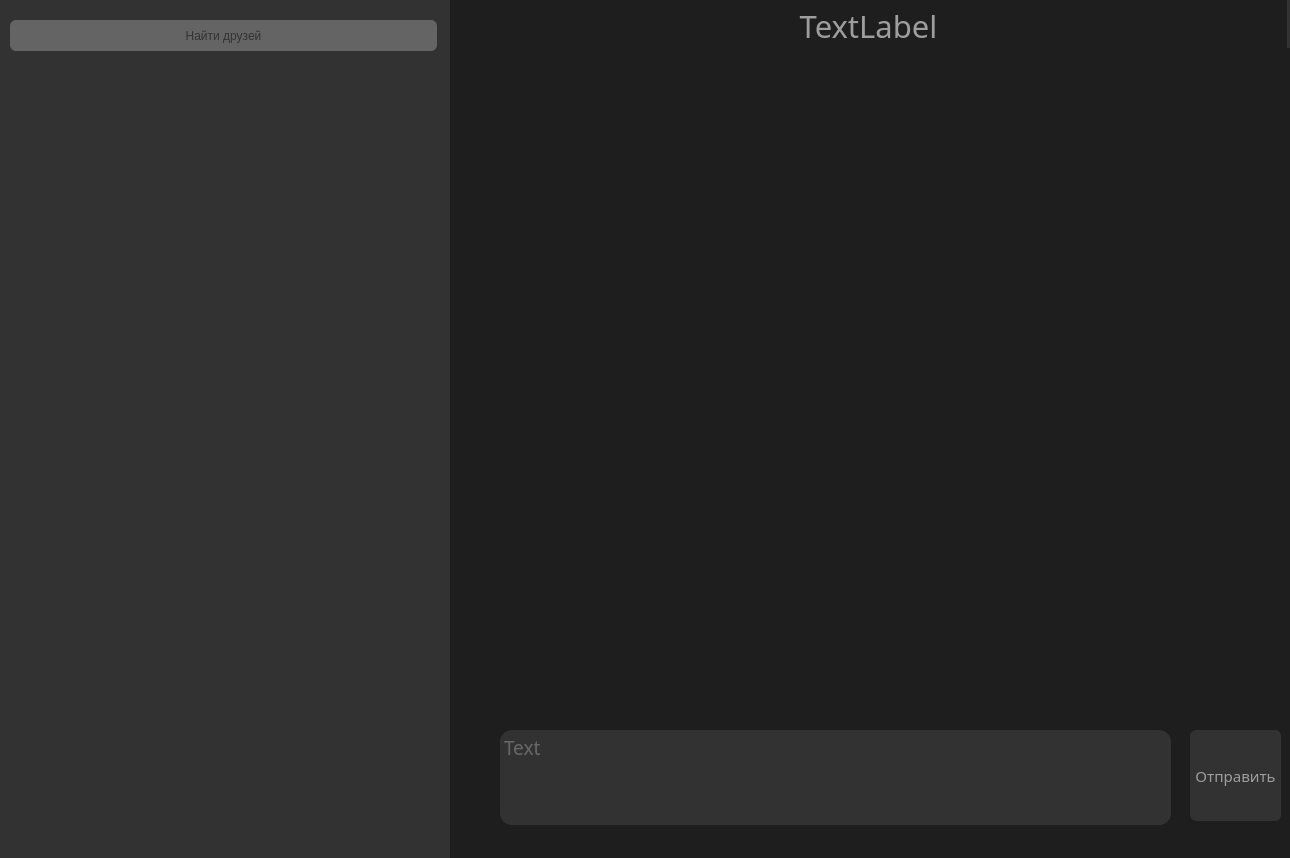
The window that ui/The_Messenger_V0.9.1.ui (NIKITA-76/messenger_on_python) describes before a commit, drawn with Qt 5.
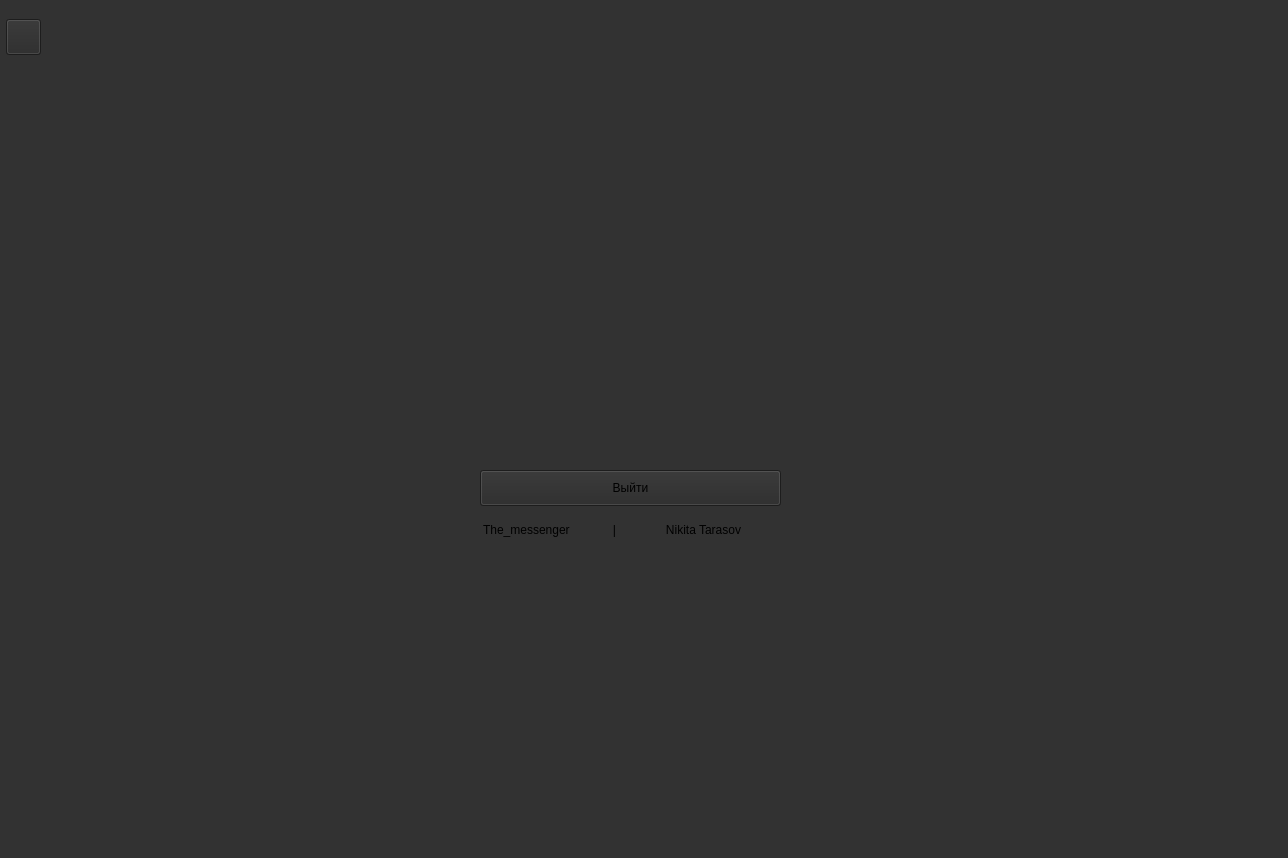
The same window after the commit. Icons and pictures are not drawn.

Commit message: Add button for back to chat from

```diff
--- a/ui/The_Messenger_V0.9.1.ui
+++ b/ui/The_Messenger_V0.9.1.ui
@@ -6,7 +6,7 @@
    <rect>
     <x>0</x>
     <y>0</y>
-    <width>1290</width>
+    <width>1288</width>
     <height>858</height>
    </rect>
   </property>
@@ -482,7 +482,7 @@
      <number>0</number>
     </property>
     <property name="currentIndex">
-     <number>2</number>
+     <number>3</number>
     </property>
     <widget class="QWidget" name="page_sign">
      <widget class="QLabel" name="label_2">
@@ -844,7 +844,7 @@
       </property>
       <property name="font">
        <font>
-        <pointsize>12</pointsize>
+        <pointsize>14</pointsize>
        </font>
       </property>
       <property name="styleSheet">
@@ -858,13 +858,23 @@
       <property name="currentRow">
        <number>-1</number>
       </property>
+      <item>
+       <property name="text">
+        <string>New Item</string>
+       </property>
+      </item>
+      <item>
+       <property name="text">
+        <string>New Item</string>
+       </property>
+      </item>
      </widget>
      <widget class="QLabel" name="listWidget_title">
       <property name="geometry">
        <rect>
         <x>450</x>
         <y>0</y>
-        <width>837</width>
+        <width>841</width>
         <height>51</height>
        </rect>
       </property>
@@ -917,9 +927,9 @@
      <widget class="QPushButton" name="pushButton_menu">
       <property name="geometry">
        <rect>
-        <x>10</x>
+        <x>44</x>
         <y>20</y>
-        <width>427</width>
+        <width>391</width>
         <height>31</height>
        </rect>
       </property>
@@ -959,7 +969,7 @@
       </property>
       <property name="font">
        <font>
-        <family>Candara</family>
+        <family>Cantarell</family>
         <pointsize>14</pointsize>
         <weight>50</weight>
         <italic>false</italic>
@@ -993,7 +1003,7 @@
        <string>&lt;!DOCTYPE HTML PUBLIC &quot;-//W3C//DTD HTML 4.0//EN&quot; &quot;http://www.w3.org/TR/REC-html40/strict.dtd&quot;&gt;
 &lt;html&gt;&lt;head&gt;&lt;meta name=&quot;qrichtext&quot; content=&quot;1&quot; /&gt;&lt;style type=&quot;text/css&quot;&gt;
 p, li { white-space: pre-wrap; }
-&lt;/style&gt;&lt;/head&gt;&lt;body style=&quot; font-family:'Candara'; font-size:14pt; font-weight:400; font-style:normal;&quot;&gt;
+&lt;/style&gt;&lt;/head&gt;&lt;body style=&quot; font-family:'Cantarell'; font-size:14pt; font-weight:400; font-style:normal;&quot;&gt;
 &lt;p style=&quot;-qt-paragraph-type:empty; margin-top:0px; margin-bottom:0px; margin-left:0px; margin-right:0px; -qt-block-indent:0; text-indent:0px;&quot;&gt;&lt;br /&gt;&lt;/p&gt;&lt;/body&gt;&lt;/html&gt;</string>
       </property>
       <property name="overwriteMode">
@@ -1068,6 +1078,61 @@
      <zorder>pushButton_menu</zorder>
      <zorder>textEdit_room</zorder>
      <zorder>pushButton_room</zorder>
+     <zorder>pushButton</zorder>
+    </widget>
+    <widget class="QWidget" name="page">
+     <widget class="QPushButton" name="pushButton_quit">
+      <property name="geometry">
+       <rect>
+        <x>480</x>
+        <y>470</y>
+        <width>301</width>
+        <height>36</height>
+       </rect>
+      </property>
+      <property name="styleSheet">
+       <string notr="true">background-color: rgb(41, 41, 41);</string>
+      </property>
+      <property name="text">
+       <string>Выйти</string>
+      </property>
+     </widget>
+     <widget class="QLabel" name="label_3">
+      <property name="geometry">
+       <rect>
+        <x>483</x>
+        <y>520</y>
+        <width>451</width>
+        <height>20</height>
+       </rect>
+      </property>
+      <property name="text">
+       <string>The_messenger             |               Nikita Tarasov</string>
+      </property>
+      <property name="alignment">
+       <set>Qt::AlignLeading|Qt::AlignLeft|Qt::AlignVCenter</set>
+      </property>
+     </widget>
+     <widget class="QPushButton" name="pushButton_back_tomain">
+      <property name="geometry">
+       <rect>
+        <x>6</x>
+        <y>19</y>
+        <width>35</width>
+        <height>36</height>
+       </rect>
+      </property>
+      <property name="styleSheet">
+       <string notr="true">background-color: rgb(41, 41, 41);</string>
+      </property>
+      <property name="text">
+       <string/>
+      </property>
+      <property name="icon">
+       <iconset resource="sadwq.qrc">
+        <normaloff>:/newPrefix/free-icon-back-130882.png</normaloff>:/newPrefix/free-icon-back-130882.png</iconset>
+      </property>
+     </widget>
     </widget>
    </widget>
   </widget>
```
Left out of the diff: 35 changed lines with no effect on the pictures.
